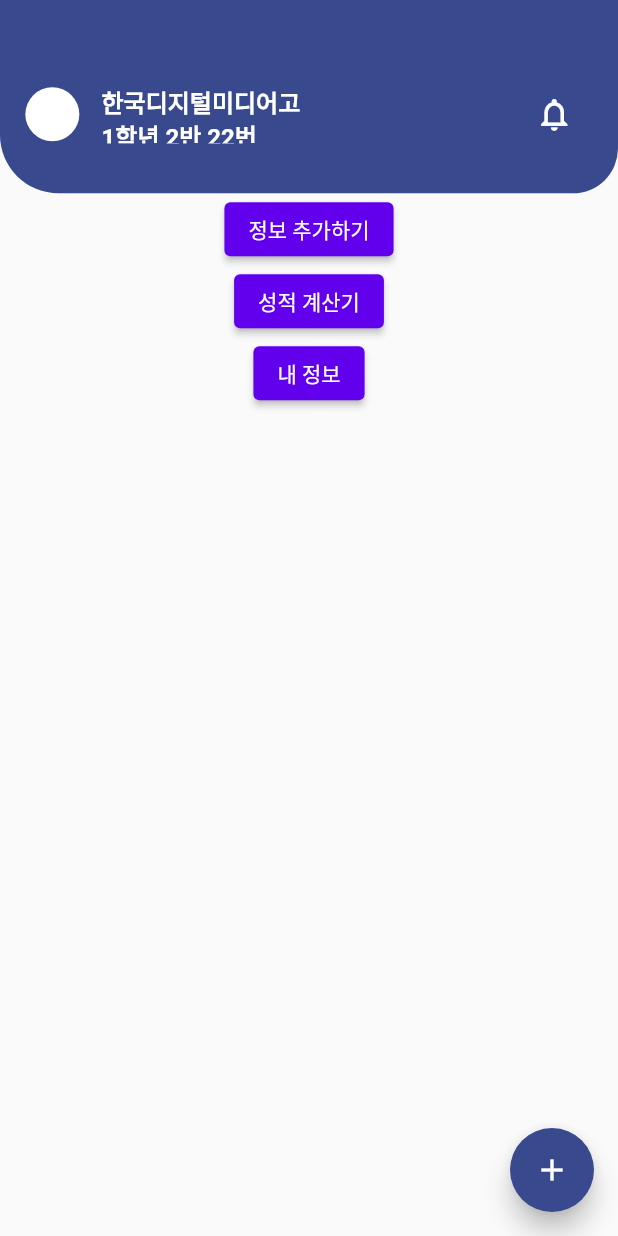
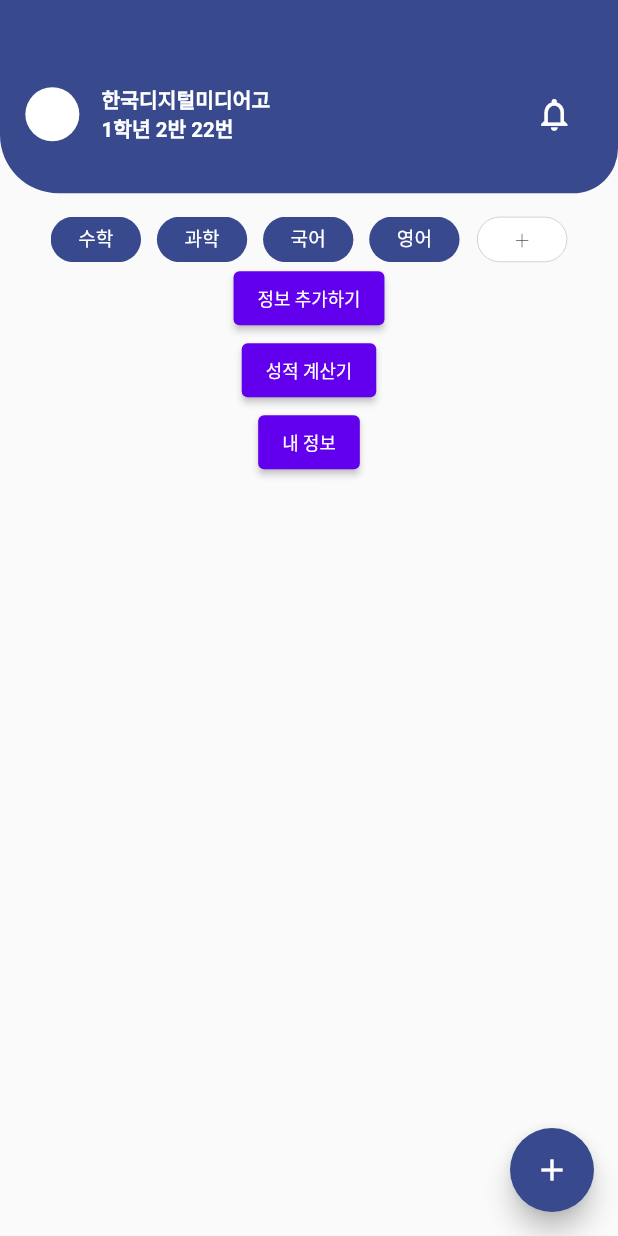
Before and after one commit to Project-Aht/Aht_SeoulAPI, a Flutter app: the HomeScreen screen opened directly, on a phone screen of 412 x 824 dp. Run offline on Flutter 3.47's test engine with Material 2 defaults, Android fonts, the phone set to English and light mode, and no system bars; our stand-ins replace cloud_firestore, firebase_auth, firebase_core, get, shared_preferences; accounts and stored records are empty; Roboto replaces fonts that are missing (Pretendard).

Commit message:
home screen building

```diff
--- a/lib/screens/home_screen.dart
+++ b/lib/screens/home_screen.dart
@@ -3,7 +3,9 @@ import 'package:get/get.dart';
 import 'package:aht_dimigo/themes/color_theme.dart';
 import 'package:aht_dimigo/screens/register_exam_screen.dart';
 import 'package:aht_dimigo/screens/grade_calculator_screen.dart';
+import '../widgets/custom_text.dart';
 import 'myinfo_screen.dart';
+import 'package:aht_dimigo/widgets/subject_selection_box.dart';
 
 class HomeScreen extends StatefulWidget {
   const HomeScreen({super.key});
@@ -17,6 +19,8 @@ class _HomeScreenState extends State<HomeScreen> {
   Widget build(BuildContext context) {
     double screenHeight = MediaQuery.of(context).size.height;
     double screenWidth = MediaQuery.of(context).size.width;
+    Set<String> subjectSet = {'수학', '과학', '국어', '영어', '프밍'};
+    List<String> subjectList = subjectSet.toList();
     return Scaffold(
       floatingActionButton: FloatingActionButton(
         onPressed: () {},
@@ -64,8 +68,8 @@ class _HomeScreenState extends State<HomeScreen> {
                                 ),
                               ),
                               SizedBox(width: screenWidth / 390 * 14),
-                              const Text(
-                                '한국디지털미디어고 \n1학년 2반 22번',
+                              const CustomText(
+                                text: '한국디지털미디어고 \n1학년 2반 22번',
                                 style: TextStyle(
                                   color: Colors.white,
                                   fontSize: 16,
@@ -96,23 +100,78 @@ class _HomeScreenState extends State<HomeScreen> {
                 ],
               ),
             ),
+            SizedBox(height: screenHeight / 844 * 16),
+            Row(
+              children: [
+                SizedBox(width: screenWidth / 390 * 32),
+                SizedBox(
+                  height: screenHeight / 844 * 31,
+                  child: Row(
+                    children: [
+                      SizedBox(
+                        width: screenWidth / 390 * 259,
+                        child: ListView.separated(
+                          scrollDirection: Axis.horizontal,
+                          shrinkWrap: true,
+                          itemCount: subjectList.length,
+                          itemBuilder: (BuildContext context, int index) {
+                            return SubjectSelectionBox(subjectList[index]);
+                          },
+                          separatorBuilder: (BuildContext context, int index) =>
+                              SizedBox(
+                            width: screenWidth / 390 * 10,
+                          ),
+                        ),
+                      ),
+                    ],
+                  ),
+                ),
+                SizedBox(width: screenWidth / 390 * 10),
+                Container(
+                  width: screenWidth / 390 * 57,
+                  height: screenHeight / 844 * 31,
+                  decoration: ShapeDecoration(
+                    color: Colors.white,
+                    shape: RoundedRectangleBorder(
+                      side: const BorderSide(
+                          width: 0.50, color: Color(0xFFC4C4C4)),
+                      borderRadius: BorderRadius.circular(19),
+                    ),
+                  ),
+                  child: const Center(
+                    child: CustomText(
+                      text: '+',
+                      textAlign: TextAlign.center,
+                      style: TextStyle(
+                        color: Colors.black,
+                        fontSize: 20,
+                        fontFamily: 'Pretendard',
+                        fontWeight: FontWeight.w100,
+                        height: 1.25,
+                      ),
+                    ),
+                  ),
+                ),
+                SizedBox(width: screenWidth / 390 * 32),
+              ],
+            ),
             ElevatedButton(
               onPressed: () {
                 Get.to(() => const ResgisterExamScreen());
               },
-              child: const Text('정보 추가하기'),
+              child: const CustomText(text: '정보 추가하기'),
             ),
             ElevatedButton(
               onPressed: () {
                 Get.to(() => const GradeCalclulatorScreen());
               },
-              child: const Text('성적 계산기'),
+              child: const CustomText(text: '성적 계산기'),
             ),
             ElevatedButton(
               onPressed: () {
                 Get.to(() => const MyinfoScreen());
               },
-              child: const Text('내 정보'),
+              child: const CustomText(text: '내 정보'),
             ),
           ],
         ),
--- /dev/null
+++ b/lib/widgets/subject_selection_box.dart
@@ -0,0 +1,34 @@
+import 'package:flutter/material.dart';
+import 'custom_text.dart';
+
+class SubjectSelectionBox extends StatelessWidget {
+  final String subjectname;
+  const SubjectSelectionBox(this.subjectname, {super.key});
+
+  @override
+  Widget build(BuildContext context) {
+    double screenwidth = MediaQuery.of(context).size.width;
+    // ignore: unused_local_variable
+    double screenheight = MediaQuery.of(context).size.height;
+    return Container(
+      width: screenwidth / 390 * 57,
+      height: screenheight / 844 * 31,
+      decoration: const BoxDecoration(
+        color: Color(0xFF38498E),
+        borderRadius: BorderRadius.all(Radius.circular(15.5)),
+      ),
+      child: Center(
+        child: CustomText(
+          text: subjectname,
+          style: const TextStyle(
+            color: Colors.white,
+            fontSize: 15,
+            fontFamily: 'Pretendard',
+            fontWeight: FontWeight.w300,
+            height: 1.3,
+          ),
+        ),
+      ),
+    );
+  }
+}
```
